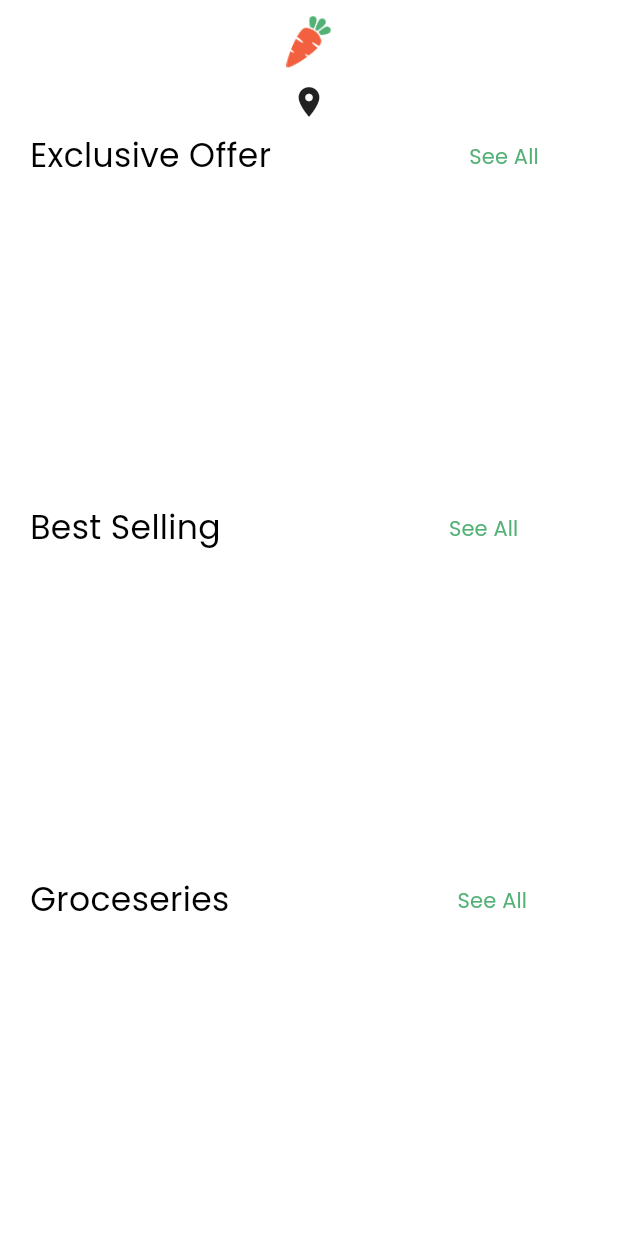
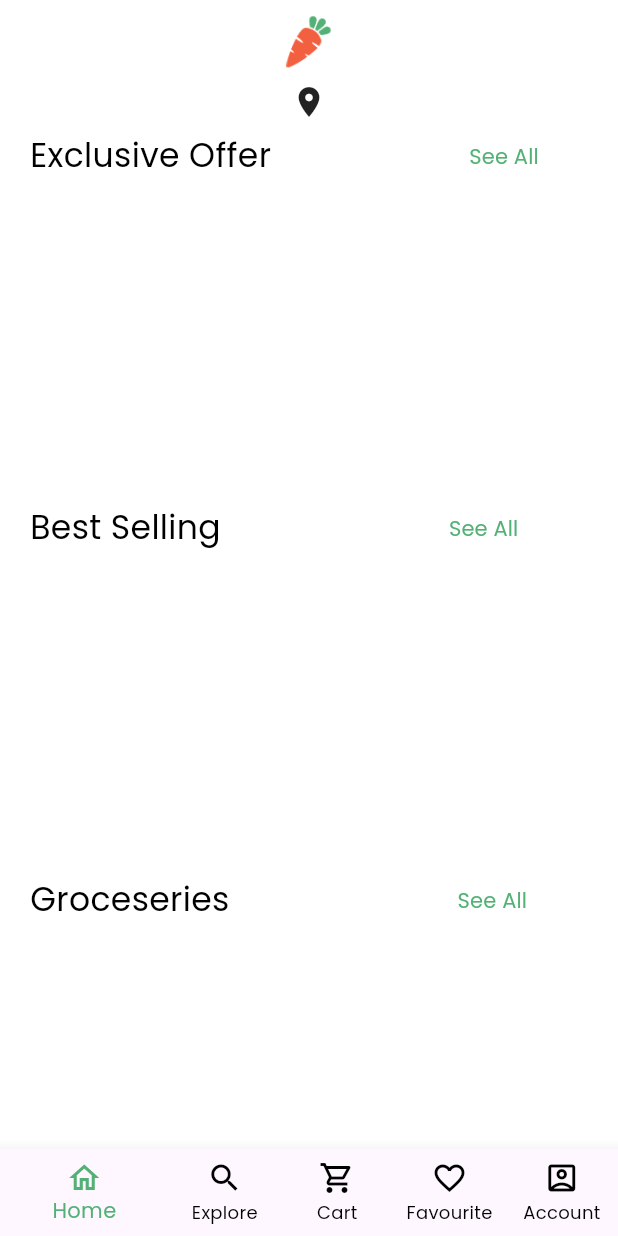
Before and after one commit to SyedMughisHussain/nector-grocery-app, a Flutter app: the screen it shows once a user with an empty profile is signed in, on a phone screen of 412 x 824 dp. Run offline on Flutter 3.47's test engine with Material 2 defaults, Android fonts, the phone set to English and light mode, and no system bars; our stand-ins replace carousel_slider, cloud_firestore, firebase_auth, firebase_core, flutter_rating_bar; accounts and stored records are empty.

Commit message:
Tab bar added

```diff
--- a/lib/auth/splash_screen.dart
+++ b/lib/auth/splash_screen.dart
@@ -1,8 +1,7 @@
 import 'dart:async';
 
 import 'package:flutter/material.dart';
-import 'package:nector_app/pages/others/home_page.dart';
-
+import '../pages/tabs/bottom_navigation_bar.dart';
 import '../utils/colors.dart';
 import '../utils/images.dart';
 
@@ -20,7 +19,8 @@ class _SplashScreenState extends State<SplashScreen> {
     Timer(
         const Duration(seconds: 3),
         () => Navigator.of(context).pushReplacement(MaterialPageRoute(
-            builder: (BuildContext context) => const HomePage())));
+            builder: (BuildContext context) =>
+                const BottomNavigationBarPage())));
   }
 
   @override
--- a/lib/main.dart
+++ b/lib/main.dart
@@ -21,7 +21,6 @@ class MyApp extends StatelessWidget {
       title: 'Flutter Demo',
       theme: ThemeData(
         fontFamily: 'Poppins',
-        colorScheme: ColorScheme.fromSeed(seedColor: Colors.deepPurple),
         useMaterial3: true,
       ),
       home: StreamBuilder(
--- a/lib/pages/others/detail_page.dart
+++ b/lib/pages/others/detail_page.dart
@@ -154,7 +154,7 @@ class DetailPage extends StatelessWidget {
                 const SizedBox(
                   height: 30,
                 ),
-                CustomButton('Add To Basket', () {})
+                CustomButton('Add To Basket', () {}),
               ],
             ),
           )
--- /dev/null
+++ b/lib/pages/tabs/bottom_navigation_bar.dart
@@ -0,0 +1,59 @@
+import 'package:flutter/material.dart';
+import 'package:nector_app/pages/others/home_page.dart';
+import 'package:nector_app/utils/colors.dart';
+
+import '../others/cart_page.dart';
+import '../others/explore_page.dart';
+import '../others/favourite_products_page.dart';
+import '../others/user_account_page.dart';
+
+class BottomNavigationBarPage extends StatefulWidget {
+  const BottomNavigationBarPage({super.key});
+
+  @override
+  State<BottomNavigationBarPage> createState() =>
+      _BottomNavigationBarPageState();
+}
+
+class _BottomNavigationBarPageState extends State<BottomNavigationBarPage> {
+  int pageIndex = 0;
+
+  final pages = [
+    const HomePage(),
+    const ExplorePage(),
+    const CartPage(),
+    const FavouriteProductsPage(),
+    const UserAccountPage(),
+  ];
+
+  void onItemTap(int index) {
+    setState(() {
+      pageIndex = index;
+    });
+  }
+
+  @override
+  Widget build(BuildContext context) {
+    return Scaffold(
+        body: pages.elementAt(pageIndex),
+        bottomNavigationBar: BottomNavigationBar(
+            backgroundColor: AppColors.whiteColor,
+            selectedItemColor: AppColors.splashBackgroundColor,
+            unselectedItemColor: AppColors.blackColor,
+            showUnselectedLabels: true,
+            currentIndex: pageIndex,
+            onTap: onItemTap,
+            items: const [
+              BottomNavigationBarItem(
+                  icon: Icon(Icons.home_outlined), label: 'Home'),
+              BottomNavigationBarItem(
+                  icon: Icon(Icons.search_sharp), label: 'Explore'),
+              BottomNavigationBarItem(
+                  icon: Icon(Icons.shopping_cart_outlined), label: 'Cart'),
+              BottomNavigationBarItem(
+                  icon: Icon(Icons.favorite_border), label: 'Favourite'),
+              BottomNavigationBarItem(
+                  icon: Icon(Icons.account_box_outlined), label: 'Account'),
+            ]));
+  }
+}
```
Also changed, not shown: lib/pages/others/cart_page.dart (added, +14 -0 lines), lib/pages/others/explore_page.dart (added, +14 -0 lines), lib/pages/others/favourite_products_page.dart (added, +14 -0 lines), lib/pages/others/user_account_page.dart (added, +14 -0 lines).
